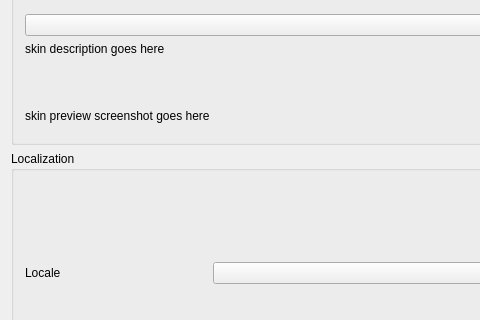
Above: src/preferences/dialog/dlgprefinterfacedlg.ui from cr7pt0gr4ph7/mixxx before the change; both pictures show x 0 to 480 and y 93 to 413 of the 602 by 723 pixel window. Below: the same form after it.
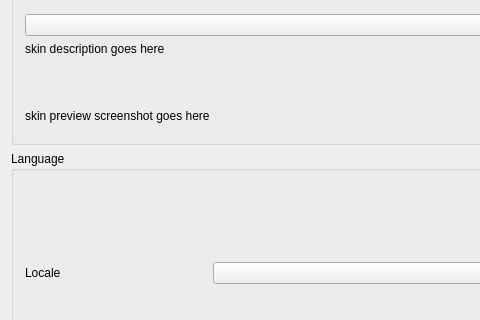
That is the form after the change.

Commit message: Preferences. Rename Locale to Language

Diff of the .ui file:
```diff
--- a/src/preferences/dialog/dlgprefinterfacedlg.ui
+++ b/src/preferences/dialog/dlgprefinterfacedlg.ui
@@ -115,7 +115,7 @@
    <item>
     <widget class="QGroupBox" name="groupBoxLocalizationOptions">
      <property name="title">
-      <string>Localization</string>
+      <string>Language</string>
      </property>
      <layout class="QGridLayout" name="gridLayout_Misc">
 
```
